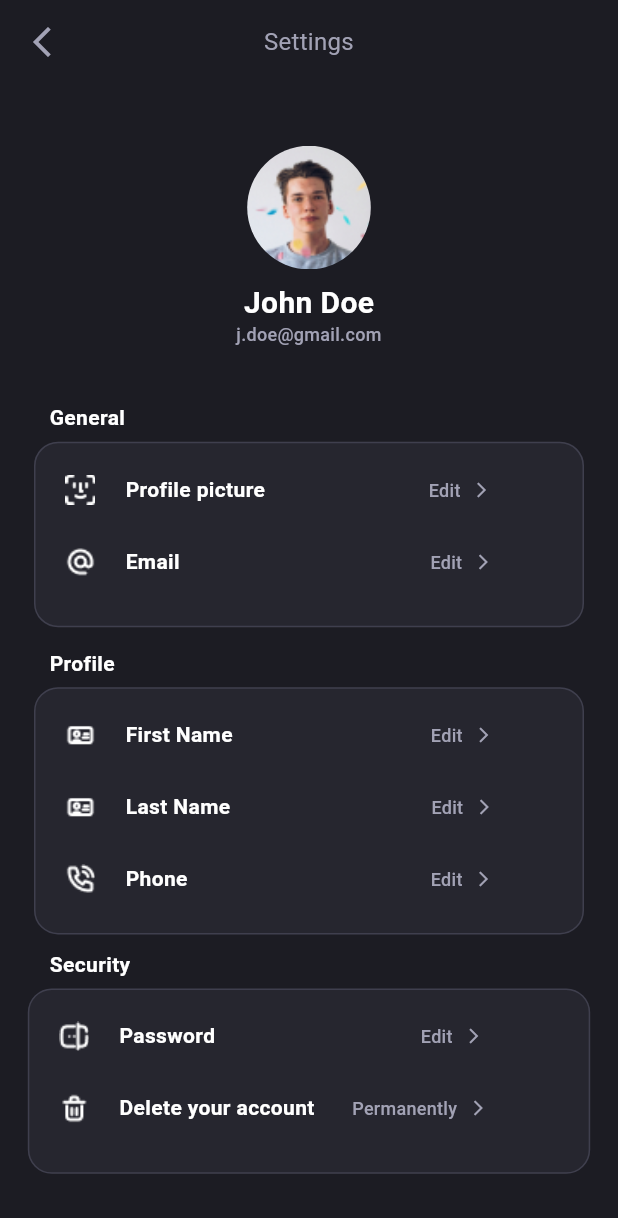
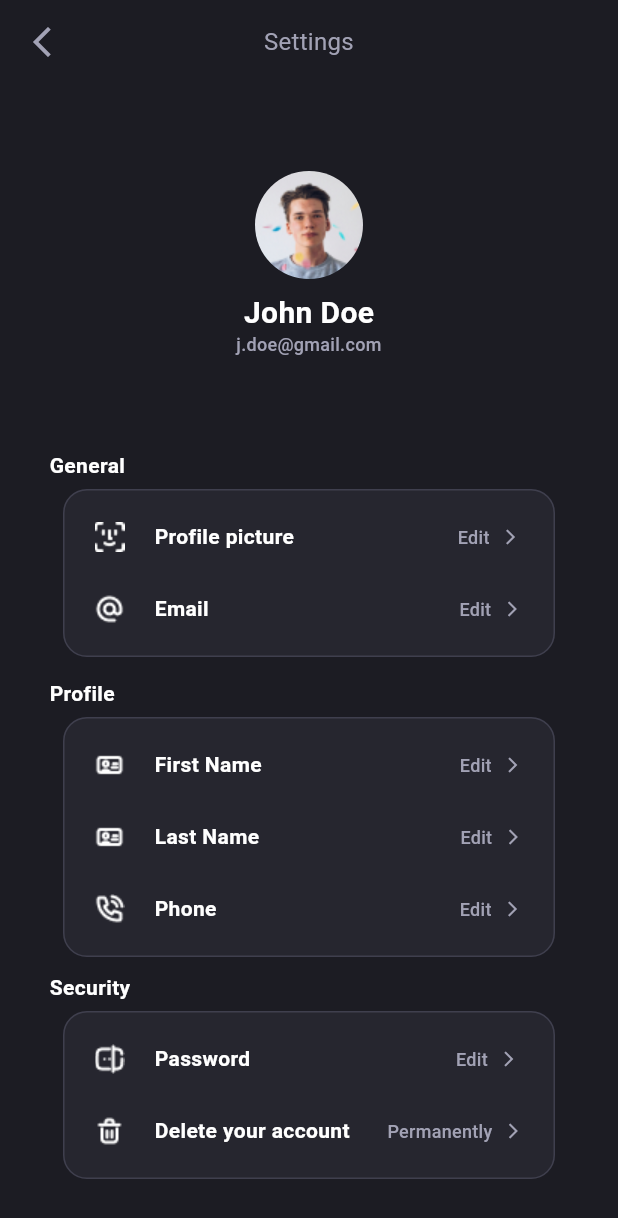
Before and after one commit to AhmedTarek42/Eyewitness-Visualizer, a Flutter app: the SettingsScreen screen opened directly, on a phone screen of 412 x 824 dp. Shown: the top 1218 px of the screen. Run offline on Flutter 3.47's test engine with Material 3 defaults, Android fonts, the phone set to English and light mode, and no system bars; our stand-ins replace bloc, cloud_firestore, conditional_builder_null_safety, dio, firebase_auth, firebase_core and 7 more; missing offline and left inert: circular_seek_bar, flutter_facebook_auth; accounts and stored records are empty.

Commit message:
edit bottom nav bar

```diff
--- a/lib/layout/eyewitness_visualizer_app/eyewitness_visualizer_layout.dart
+++ b/lib/layout/eyewitness_visualizer_app/eyewitness_visualizer_layout.dart
@@ -5,6 +5,7 @@ import 'package:flutter_bloc/flutter_bloc.dart';
 import '../../modules/eyewitness_visualizer_app/cubit/cubit.dart';
 import '../../modules/eyewitness_visualizer_app/cubit/states.dart';
 import '../../modules/eyewitness_visualizer_app/search_screen/search_screen.dart';
+import '../../shared/components/icon_bottom_bar.dart';
 import '../../shared/components/navigators.dart';
 
 
@@ -62,42 +63,35 @@ class EyewitnessVisualizerLayout extends StatelessWidget {
                     mainAxisSize: MainAxisSize.max,
                     mainAxisAlignment: MainAxisAlignment.spaceAround,
                     children: <Widget>[
-                  IconButton(
-                  icon: const Icon(
-                    Icons.home_outlined,
-                    color: Color(0xFF4E4E61) ,
-                    size: 30.0,
-                  ),
+                      IconBottomBar(
+                        icon: Icons.home_outlined,
+                        selected: cubit.currentIndex==0,
                         onPressed: () {
                         cubit.changeBottom(0);
+                        cubit.bottomScreens;
                       },),
-                  IconButton(
-                  icon: const Icon(
-                    Icons.app_registration_rounded,
-                    color: Color(0xFF4E4E61),
-                    size: 30.0,
-                  ),
+                      IconBottomBar(
+                        icon: Icons.app_registration_rounded,
+                        selected: cubit.currentIndex==1,
                         onPressed: () {
                           cubit.changeBottom(1);
+                          cubit.bottomScreens;
                         },),
+
                   const SizedBox(width: 20,),
-                  IconButton(
-                  icon: const Icon(
-                    Icons.history,
-                    color: Color(0xFF4E4E61),
-                    size: 30.0,
-                  ),
+                      IconBottomBar(
+                        icon: Icons.history,
+                        selected: cubit.currentIndex==2,
                         onPressed: () {
                           cubit.changeBottom(2);
+                          cubit.bottomScreens;
                         },),
-                  IconButton(
-                  icon: const Icon(
-                    Icons.settings_outlined,
-                    color: Color(0xFF4E4E61),
-                    size: 30.0,
-                  ),
+                      IconBottomBar(
+                        icon: Icons.settings_outlined,
+                        selected: cubit.currentIndex==3,
                         onPressed: () {
                           cubit.changeBottom(3);
+                          cubit.bottomScreens;
                         },),
                     ]
                 ),
--- a/lib/main.dart
+++ b/lib/main.dart
@@ -8,8 +8,10 @@ import 'package:graduation_project/shared/components/constants.dart';
 import 'package:graduation_project/shared/network/local/cache_helper.dart';
 import 'package:graduation_project/shared/network/remote/dio_helper.dart';
 import 'firebase_options.dart';
+import 'layout/eyewitness_visualizer_app/eyewitness_visualizer_layout.dart';
 import 'modules/eyewitness_visualizer_app/cubit/cubit.dart';
 import 'modules/eyewitness_visualizer_app/cubit/states.dart';
+import 'modules/eyewitness_visualizer_app/settings_screen/settings_screen.dart';
 
 void main()async {
   WidgetsFlutterBinding.ensureInitialized();
@@ -37,7 +39,7 @@ class MyApp extends StatelessWidget {
           return MaterialApp(
             debugShowCheckedModeBanner: false,
             theme: ThemeData(scaffoldBackgroundColor: const Color(0xFF1C1C23),),
-            home: const WelcomeScreen(),
+            home: EyewitnessVisualizerLayout(),
           );
         },
       ),
--- a/lib/modules/eyewitness_visualizer_app/cubit/cubit.dart
+++ b/lib/modules/eyewitness_visualizer_app/cubit/cubit.dart
@@ -1,5 +1,6 @@
 import 'package:bloc/bloc.dart';
 import 'package:flutter/cupertino.dart';
+import 'package:flutter/material.dart';
 import 'package:flutter_bloc/flutter_bloc.dart';
 import 'package:graduation_project/modules/eyewitness_visualizer_app/cubit/states.dart';
 
@@ -14,6 +15,7 @@ class EyewitnessVisualizerCubit extends Cubit<EyewitnessVisualizerStates>{
   static EyewitnessVisualizerCubit get(context) => BlocProvider.of(context);
 
   int currentIndex = 0;
+  Color buttonColor=Colors.white;
 
   List<Widget> bottomScreens = [
     const HomeScreen(),
--- a/lib/modules/eyewitness_visualizer_app/settings_screen/settings_screen.dart
+++ b/lib/modules/eyewitness_visualizer_app/settings_screen/settings_screen.dart
@@ -1,18 +1,10 @@
+import 'package:flutter/cupertino.dart';
 import 'package:flutter/material.dart';
 
-class SettingsScreen extends StatefulWidget {
-  @override
-  State<SettingsScreen> createState() => _SettingsScreenState();
-}
-
-class _SettingsScreenState extends State<SettingsScreen> {
-
+class SettingsScreen extends StatelessWidget{
   @override
   Widget build(BuildContext context) {
-    var width = MediaQuery.of(context).size.width;
-    var height = MediaQuery.of(context).size.height;
-    return SafeArea(
-      child: Scaffold(
+    return Scaffold(
       appBar: AppBar(
         backgroundColor: const Color(0xFF1C1C23),
         elevation: 0,
@@ -37,16 +29,14 @@ class _SettingsScreenState extends State<SettingsScreen> {
       ),
       body: Center(
         child: SingleChildScrollView(
-            child: SizedBox(
-              height: height,
           child: Column(
             children: [
-                  SizedBox(
-                    height: height / 20,
+              const SizedBox(
+                height:  20,
               ),
               Container(
-                    width: width * 0.2 ,
-                    height: height * 0.1,
+                width: 72,
+                height: 72,
                 clipBehavior: Clip.antiAlias,
                 decoration: ShapeDecoration(
                   shape: RoundedRectangleBorder(
@@ -59,10 +49,10 @@ class _SettingsScreenState extends State<SettingsScreen> {
                   crossAxisAlignment: CrossAxisAlignment.center,
                   children: [
                     Container(
-                          width: width * 0.2 ,
-                          height: height * 0.1,
+                      width: 72,
+                      height: 72,
                       decoration: const BoxDecoration(
-                            image: DecorationImage(
+                        image:  DecorationImage(
                           image: AssetImage('assets/images/Avatar.png'),
                           fit: BoxFit.fill,
                         ),
@@ -72,7 +62,7 @@ class _SettingsScreenState extends State<SettingsScreen> {
                 ),
               ),
               const SizedBox(
-                    height: 8,
+                height:8,
               ),
               const Text('John Doe',
                   style: TextStyle(
@@ -80,7 +70,7 @@ class _SettingsScreenState extends State<SettingsScreen> {
                       fontWeight: FontWeight.bold,
                       fontSize: 20)),
               const SizedBox(
-                    height: 6,
+                height:6,
               ),
               const Text(
                 'j.doe@gmail.com',
@@ -93,11 +83,11 @@ class _SettingsScreenState extends State<SettingsScreen> {
                   letterSpacing: 0.20,
                 ),
               ),
-                   SizedBox(
-                    height: height / 60,
+              const SizedBox(
+                height: 60,
               ),
-                  SizedBox(
-                    height: height / 20,
+              const SizedBox(
+                height:20,
               ),
                const Padding(
                  padding: EdgeInsets.only(left: 33, bottom: 15),
@@ -115,10 +105,9 @@ class _SettingsScreenState extends State<SettingsScreen> {
                              ),
                ),
               Container(
-                    width: width * 0.89,
-                    height: height * 0.15,
-                    padding:
-                        const EdgeInsets.symmetric(horizontal: 20, vertical: 16),
+                width: 328,
+                height: 112,
+                padding: const EdgeInsets.symmetric(horizontal: 20, vertical: 16),
                 decoration: ShapeDecoration(
                   color: const Color(0x334E4E61),
                   shape: RoundedRectangleBorder(
@@ -131,16 +120,12 @@ class _SettingsScreenState extends State<SettingsScreen> {
                   mainAxisAlignment: MainAxisAlignment.start,
                   crossAxisAlignment: CrossAxisAlignment.start,
                   children: [
-                        const SizedBox(
-                          height: 5,
-                        ),
+                    SizedBox(height: 5,),
                     Row(
                       children: [
                         Image.asset('assets/images/FaceID.png'),
-                            const SizedBox(
-                              width: 20,
-                            ),
-                            const Text(
+                        SizedBox(width: 20,),
+                        Text(
                           'Profile picture',
                           style: TextStyle(
                             color: Colors.white,
@@ -149,9 +134,41 @@ class _SettingsScreenState extends State<SettingsScreen> {
                             height: 0.10,
                           ),
                         ),
-                            const SizedBox(
-                              width: 109,
+                        SizedBox(width: 109,),
+                        Text(
+                          'Edit',
+                          textAlign: TextAlign.right,
+                          style: TextStyle(
+                            color: Color(0xFFA2A2B5),
+                            fontSize: 12,
+                            fontWeight: FontWeight.w500,
+                            height: 0.11,
+                            letterSpacing: 0.20,
                           ),
+                        ),
+                        SizedBox(width: 8,),
+                        Icon(
+                            Icons.arrow_forward_ios,
+                            size: 12,
+                          color: Color(0xFFA2A2B5),
+                        ),
+                      ],
+                    ),
+                    const SizedBox(height: 28,),
+                    Row(
+                      children: [
+                        Image.asset('assets/images/iCloud.png'),
+                        const SizedBox(width: 20,),
+                        const Text(
+                          'Email',
+                          style: TextStyle(
+                            color: Colors.white,
+                            fontSize: 14,
+                            fontWeight: FontWeight.w600,
+                            height: 0.10,
+                          ),
+                        ),
+                        const SizedBox(width: 167,),
                         const Text(
                           'Edit',
                           textAlign: TextAlign.right,
@@ -163,51 +180,7 @@ class _SettingsScreenState extends State<SettingsScreen> {
                             letterSpacing: 0.20,
                           ),
                         ),
-                            const SizedBox(
-                              width: 8,
-                            ),
-                            const Icon(
-                              Icons.arrow_forward_ios,
-                              size: 12,
-                              color: Color(0xFFA2A2B5),
-                            ),
-                          ],
-                        ),
-                        const SizedBox(
-                          height: 28,
-                        ),
-                        Row(
-                          children: [
-                            Image.asset('assets/images/iCloud.png'),
-                            const SizedBox(
-                              width: 20,
-                            ),
-                            const Text(
-                              'Email',
-                              style: TextStyle(
-                                color: Colors.white,
-                                fontSize: 14,
-                                fontWeight: FontWeight.w600,
-                                height: 0.10,
-                              ),
-                            ),
-                            const SizedBox(
-                              width: 167,
-                            ),
-                            const Text(
-                              'Edit',
-                              textAlign: TextAlign.right,
-                              style: TextStyle(
-                                color: Color(0xFFA2A2B5),
-                                fontSize: 12,
-                                fontWeight: FontWeight.w500,
-                                height: 0.11,
-                                letterSpacing: 0.20,
-                              ),
-                            ),
-                            const SizedBox(
-                              width: 8,
-                            ),
+                        const SizedBox(width: 8,),
                         const Icon(
                           Icons.arrow_forward_ios,
                           size: 12,
@@ -219,7 +192,7 @@ class _SettingsScreenState extends State<SettingsScreen> {
                 ),
               ),
               const SizedBox(
-                    height: 24,
+                height:24,
               ),
               const Padding(
                 padding: EdgeInsets.only(left: 33, bottom: 15),
@@ -237,10 +210,9 @@ class _SettingsScreenState extends State<SettingsScreen> {
                 ),
               ),
               Container(
-                    width: width * 0.89,
-                    height: height * 0.2,
-                    padding:
-                        const EdgeInsets.symmetric(horizontal: 20, vertical: 16),
+                width: 328,
+                height: 160,
+                padding: const EdgeInsets.symmetric(horizontal: 20, vertical: 16),
                 decoration: ShapeDecoration(
                   color: const Color(0x334E4E61),
                   shape: RoundedRectangleBorder(
@@ -253,16 +225,12 @@ class _SettingsScreenState extends State<SettingsScreen> {
                   mainAxisAlignment: MainAxisAlignment.start,
                   crossAxisAlignment: CrossAxisAlignment.start,
                   children: [
-                        const SizedBox(
-                          height: 5,
-                        ),
+                    SizedBox(height: 5,),
                     Row(
                       children: [
                         Image.asset('assets/images/Sorting.png'),
-                            const SizedBox(
-                              width: 20,
-                            ),
-                            const Text(
+                        SizedBox(width: 20,),
+                        Text(
                           'First Name',
                           style: TextStyle(
                             color: Colors.white,
@@ -271,9 +239,41 @@ class _SettingsScreenState extends State<SettingsScreen> {
                             height: 0.10,
                           ),
                         ),
-                            const SizedBox(
-                              width: 132,
+                        SizedBox(width: 132,),
+                        Text(
+                          'Edit',
+                          textAlign: TextAlign.right,
+                          style: TextStyle(
+                            color: Color(0xFFA2A2B5),
+                            fontSize: 12,
+                            fontWeight: FontWeight.w500,
+                            height: 0.11,
+                            letterSpacing: 0.20,
                           ),
+                        ),
+                        SizedBox(width: 8,),
+                        Icon(
+                          Icons.arrow_forward_ios,
+                          size: 12,
+                          color: Color(0xFFA2A2B5),
+                        ),
+                      ],
+                    ),
+                    const SizedBox(height: 28,),
+                    Row(
+                      children: [
+                        Image.asset('assets/images/Chart.png'),
+                        const SizedBox(width: 20,),
+                        const Text(
+                          'Last Name',
+                          style: TextStyle(
+                            color: Colors.white,
+                            fontSize: 14,
+                            fontWeight: FontWeight.w600,
+                            height: 0.10,
+                          ),
+                        ),
+                        const SizedBox(width: 134,),
                         const Text(
                           'Edit',
                           textAlign: TextAlign.right,
@@ -285,9 +285,7 @@ class _SettingsScreenState extends State<SettingsScreen> {
                             letterSpacing: 0.20,
                           ),
                         ),
-                            const SizedBox(
-                              width: 8,
-                            ),
+                        const SizedBox(width: 8,),
                         const Icon(
                           Icons.arrow_forward_ios,
                           size: 12,
@@ -295,17 +293,13 @@ class _SettingsScreenState extends State<SettingsScreen> {
                         ),
                       ],
                     ),
-                        const SizedBox(
-                          height: 28,
-                        ),
+                    const SizedBox(height: 28,),
                     Row(
                       children: [
-                            Image.asset('assets/images/Chart.png'),
-                            const SizedBox(
-                              width: 20,
-                            ),
+                        Image.asset('assets/images/PhoneCall.png'),
+                        const SizedBox(width: 20,),
                         const Text(
-                              'Last Name',
+                          'Phone',
                           style: TextStyle(
                             color: Colors.white,
                             fontSize: 14,
@@ -313,9 +307,7 @@ class _SettingsScreenState extends State<SettingsScreen> {
                             height: 0.10,
                           ),
                         ),
-                            const SizedBox(
-                              width: 134,
-                            ),
+                        const SizedBox(width: 162,),
                         const Text(
                           'Edit',
                           textAlign: TextAlign.right,
@@ -327,51 +319,7 @@ class _SettingsScreenState extends State<SettingsScreen> {
                             letterSpacing: 0.20,
                           ),
                         ),
-                            const SizedBox(
-                              width: 8,
-                            ),
-                            const Icon(
-                              Icons.arrow_forward_ios,
-                              size: 12,
-                              color: Color(0xFFA2A2B5),
-                            ),
-                          ],
-                        ),
-                        const SizedBox(
-                          height: 28,
-                        ),
-                        Row(
-                          children: [
-                            Image.asset('assets/images/PhoneCall.png'),
-                            const SizedBox(
-                              width: 20,
-                            ),
-                            const Text(
-                              'Phone',
-                              style: TextStyle(
-                                color: Colors.white,
-                                fontSize: 14,
-                                fontWeight: FontWeight.w600,
-                                height: 0.10,
-                              ),
-                            ),
-                            const SizedBox(
-                              width: 162,
-                            ),
-                            const Text(
-                              'Edit',
-                              textAlign: TextAlign.right,
-                              style: TextStyle(
-                                color: Color(0xFFA2A2B5),
-                                fontSize: 12,
-                                fontWeight: FontWeight.w500,
-                                height: 0.11,
-                                letterSpacing: 0.20,
-                              ),
-                            ),
-                            const SizedBox(
-                              width: 8,
-                            ),
+                        const SizedBox(width: 8,),
                         const Icon(
                           Icons.arrow_forward_ios,
                           size: 12,
@@ -383,7 +331,7 @@ class _SettingsScreenState extends State<SettingsScreen> {
                 ),
               ),
               const SizedBox(
-                    height: 20,
+                height:20,
               ),
               const Padding(
                 padding: EdgeInsets.only(left: 33, bottom: 15),
@@ -401,10 +349,9 @@ class _SettingsScreenState extends State<SettingsScreen> {
                 ),
               ),
               Container(
-                    width: width * 0.91,
-                    height: height * 0.15,
-                    padding:
-                        const EdgeInsets.symmetric(horizontal: 20, vertical: 16),
+                width: 328,
+                height: 112,
+                padding: const EdgeInsets.symmetric(horizontal: 20, vertical: 16),
                 decoration: ShapeDecoration(
                   color: const Color(0x334E4E61),
                   shape: RoundedRectangleBorder(
@@ -417,16 +364,12 @@ class _SettingsScreenState extends State<SettingsScreen> {
                   mainAxisAlignment: MainAxisAlignment.start,
                   crossAxisAlignment: CrossAxisAlignment.start,
                   children: [
-                        const SizedBox(
-                          height: 5,
-                        ),
+                    SizedBox(height: 5,),
                     Row(
                       children: [
                         Image.asset('assets/images/AppIcon.png'),
-                            const SizedBox(
-                              width: 20,
-                            ),
-                            const Text(
+                        SizedBox(width: 20,),
+                        Text(
                           'Password',
                           style: TextStyle(
                             color: Colors.white,
@@ -435,10 +378,8 @@ class _SettingsScreenState extends State<SettingsScreen> {
                             height: 0.10,
                           ),
                         ),
-                            const SizedBox(
-                              width: 137,
-                            ),
-                            const Text(
+                        SizedBox(width: 137,),
+                        Text(
                           'Edit',
                           textAlign: TextAlign.right,
                           style: TextStyle(
@@ -449,25 +390,19 @@ class _SettingsScreenState extends State<SettingsScreen> {
                             letterSpacing: 0.20,
                           ),
                         ),
-                            const SizedBox(
-                              width: 8,
-                            ),
-                            const Icon(
+                        SizedBox(width: 8,),
+                        Icon(
                           Icons.arrow_forward_ios,
                           size: 12,
                           color: Color(0xFFA2A2B5),
                         ),
                       ],
                     ),
-                        const SizedBox(
-                          height: 28,
-                        ),
+                    const SizedBox(height: 28,),
                     Row(
                       children: [
                         Image.asset('assets/images/LightTheme.png'),
-                            const SizedBox(
-                              width: 20,
-                            ),
+                        const SizedBox(width: 20,),
                         const Text(
                           'Delete your account',
                           style: TextStyle(
@@ -477,9 +412,7 @@ class _SettingsScreenState extends State<SettingsScreen> {
                             height: 0.10,
                           ),
                         ),
-                            const SizedBox(
-                              width: 25,
-                            ),
+                        const SizedBox(width: 25,),
                         const Text(
                           'Permanently',
                           textAlign: TextAlign.right,
@@ -491,9 +424,7 @@ class _SettingsScreenState extends State<SettingsScreen> {
                             letterSpacing: 0.20,
                           ),
                         ),
-                            const SizedBox(
-                              width: 8,
-                            ),
+                        const SizedBox(width: 8,),
                         const Icon(
                           Icons.arrow_forward_ios,
                           size: 12,
@@ -508,8 +439,6 @@ class _SettingsScreenState extends State<SettingsScreen> {
           ),
         ),
       ),
-        ),
-      ),
     );
   }
 }
--- /dev/null
+++ b/lib/shared/components/icon_bottom_bar.dart
@@ -0,0 +1,27 @@
+import 'package:flutter/cupertino.dart';
+import 'package:flutter/material.dart';
+
+class IconBottomBar extends StatelessWidget {
+  final IconData icon;
+  final bool selected;
+  final void Function() onPressed;
+
+  const IconBottomBar({super.key,
+    required this.icon,
+    required this.selected,
+    required this.onPressed,
+  });
+
+  @override
+  Widget build(BuildContext context) {
+    return Column(
+      mainAxisAlignment: MainAxisAlignment.center,
+      children: [
+        IconButton(onPressed: onPressed,
+            icon: Icon(icon,
+              size: 30.0,
+              color: selected?Colors.white:const Color(0xFF4E4E61),)),
+      ],
+    );
+  }
+}
```
Lines whose indentation alone changed are shown as unchanged.
